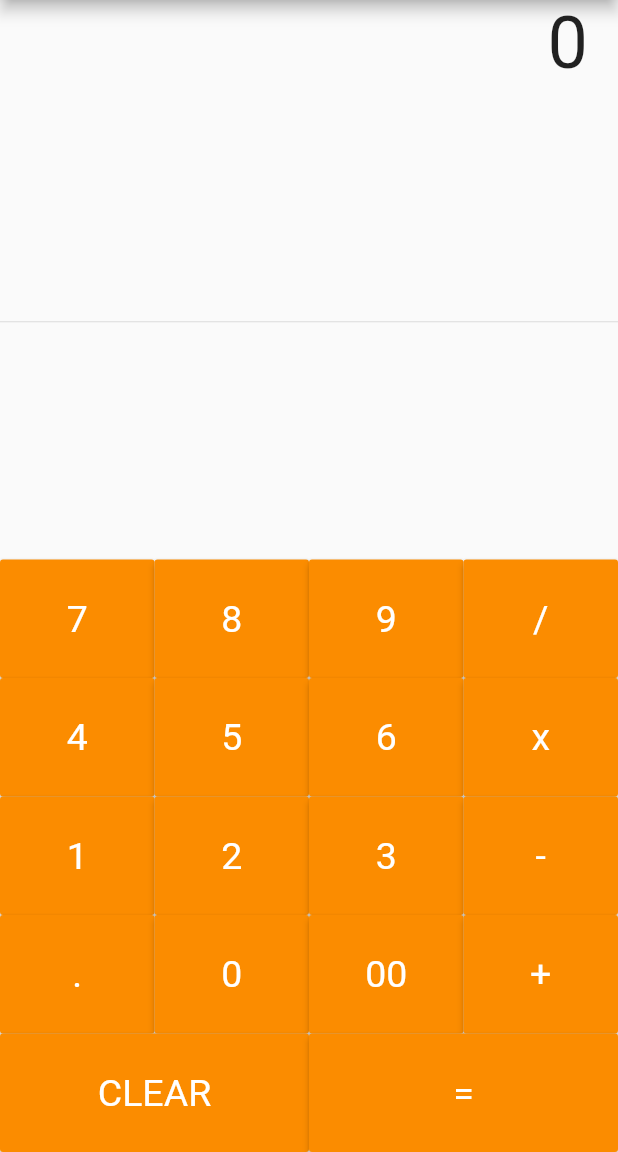
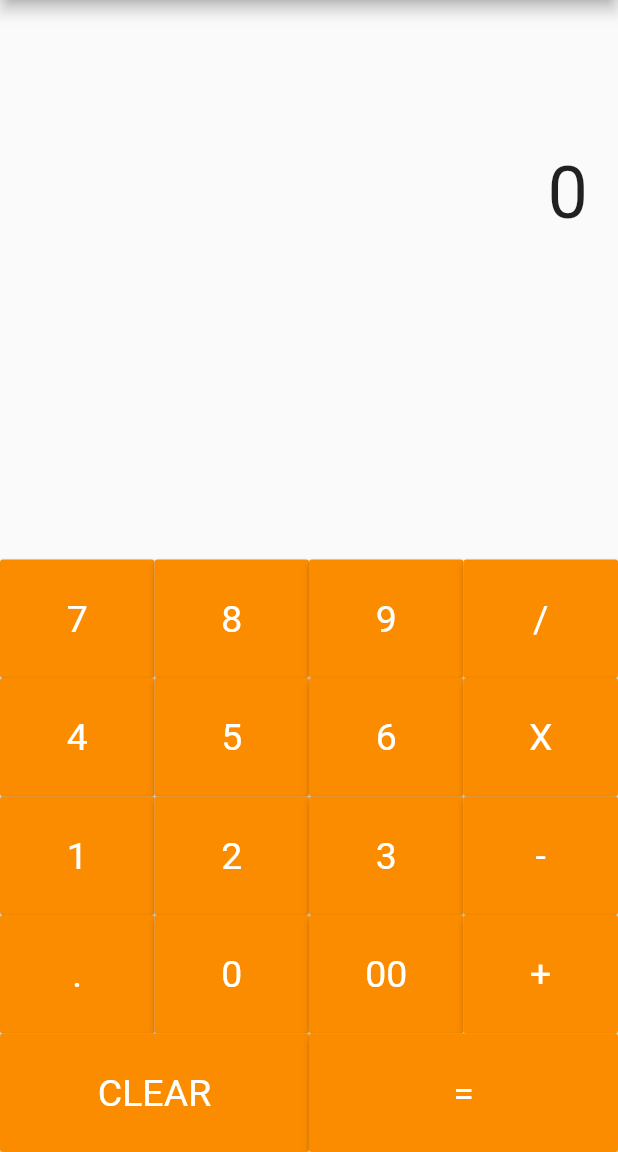
Before and after one commit to rajrawat37/CookBook, a Flutter app: the screen it shows after launch, on a phone screen of 412 x 824 dp, the part 84-1236 px from its top. Run offline on Flutter 3.47's test engine with Material 2 defaults, Android fonts, the phone set to English and light mode, and no system bars; our stand-ins replace flutter_signin_button.

Commit message:
display corrected

```diff
--- a/calculator/lib/homescreen.dart
+++ b/calculator/lib/homescreen.dart
@@ -109,9 +109,9 @@ class _HomeScreenState extends State<HomeScreen> {
           children: [
             Container(
                 alignment: Alignment.centerRight,
-                padding: new EdgeInsets.symmetric(horizontal: 20),
-                child: Text('0', style: TextStyle(fontSize: 48.0))),
-            Expanded(child: Divider()),
+                padding: new EdgeInsets.symmetric(horizontal: 20,vertical: 100.0),
+                child: Text(output, style: TextStyle(fontSize: 48.0))),
+            Expanded(child: Divider(color: Colors.transparent,)),
             Column(children: [
               Row(
                 children: <Widget>[
@@ -126,7 +126,7 @@ class _HomeScreenState extends State<HomeScreen> {
                   buildButton('4'),
                   buildButton('5'),
                   buildButton('6'),
-                  buildButton('x'),
+                  buildButton('X'),
                 ],
               ),
               Row(
```
